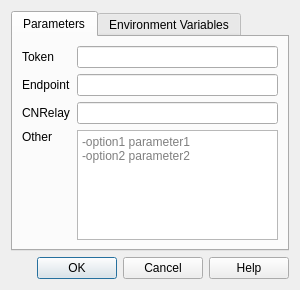
The window that src/configdialog.ui (FrzMtrsprt/QtUnblockNeteaseMusic) describes before a commit, drawn with Qt 5.
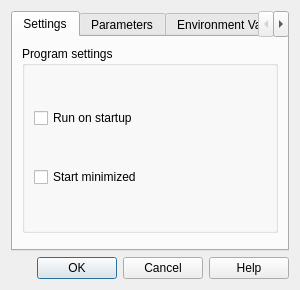
The same window after the commit.

```diff
--- a/src/configdialog.ui
+++ b/src/configdialog.ui
@@ -11,6 +11,43 @@
      <property name="currentIndex">
       <number>0</number>
      </property>
+     <widget class="QWidget" name="settingsTab">
+      <attribute name="title">
+       <string>Settings</string>
+      </attribute>
+      <layout class="QVBoxLayout">
+       <item>
+        <widget class="QGroupBox" name="settingGroupBox">
+         <property name="title">
+          <string>Program settings</string>
+         </property>
+         <layout class="QVBoxLayout" name="verticalLayout">
+          <item>
+           <widget class="QCheckBox" name="startupCheckBox">
+            <property name="text">
+             <string>Run on startup</string>
+            </property>
+           </widget>
+          </item>
+          <item>
+           <widget class="QCheckBox" name="minimizeCheckBox">
+            <property name="text">
+             <string>Start minimized</string>
+            </property>
+           </widget>
+          </item>
+         </layout>
+        </widget>
+       </item>
+       <item>
+        <spacer>
+         <property name="orientation">
+          <enum>Qt::Vertical</enum>
+         </property>
+        </spacer>
+       </item>
+      </layout>
+     </widget>
      <widget class="QWidget" name="paramTab">
       <attribute name="title">
        <string>Parameters</string>
```
